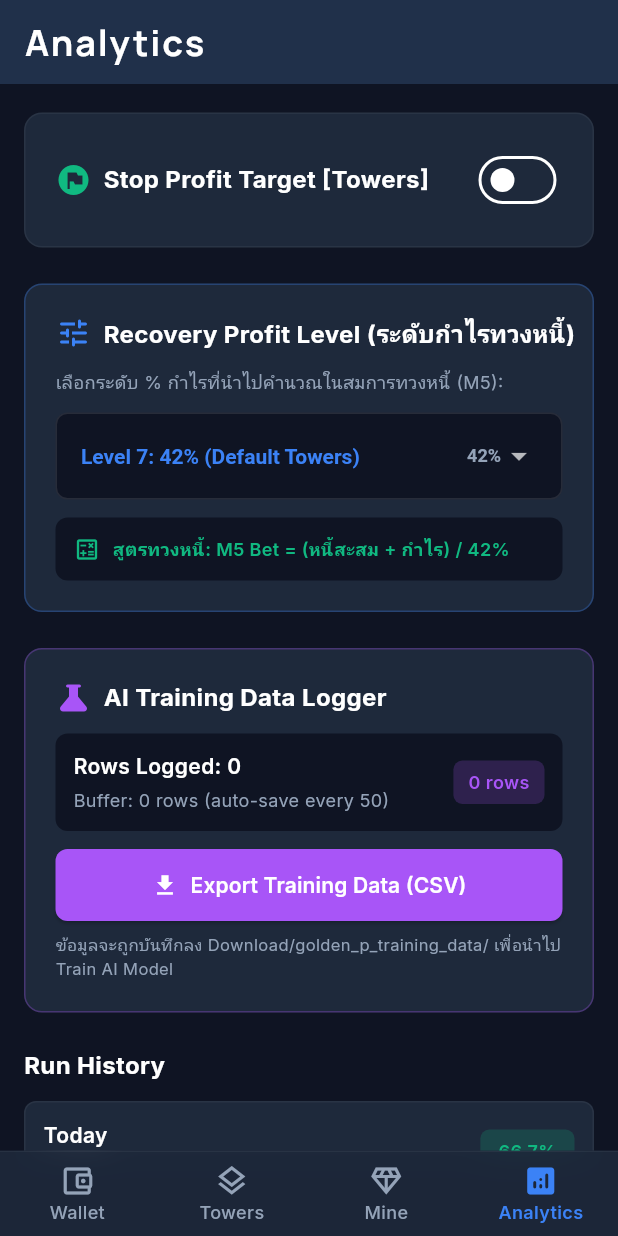
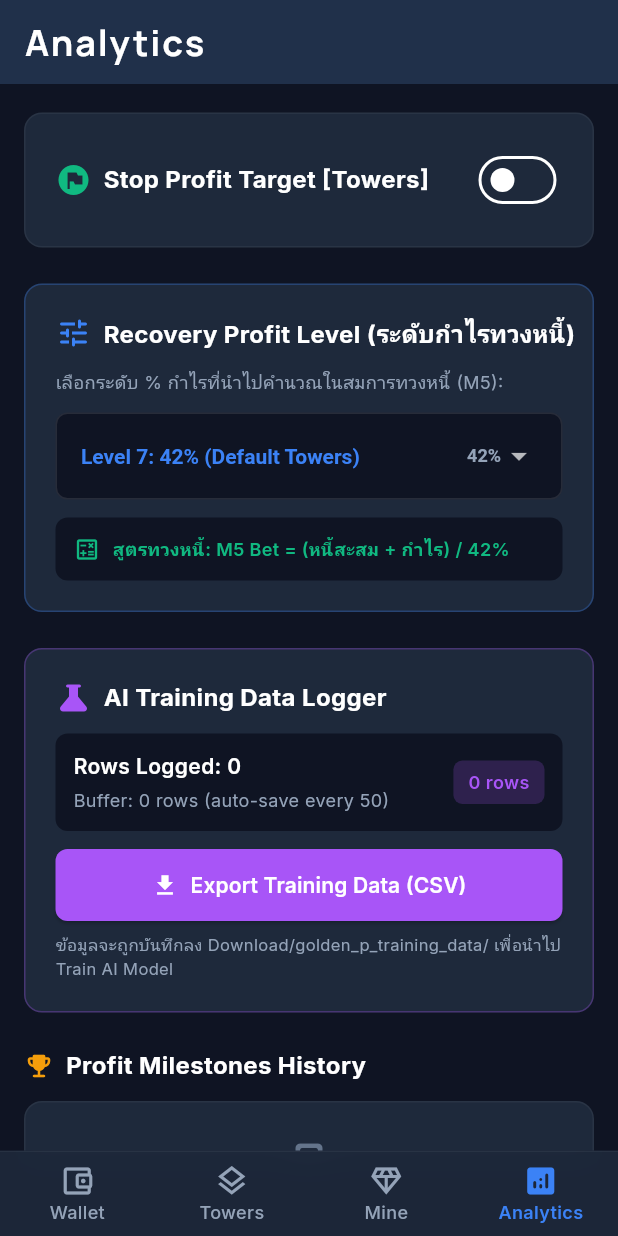
Before and after one commit to jacknailsly-gif/golden_p, a Flutter app: the screen it shows after launch, item 4 of the bottom bar chosen, scrolled down 576 dp, on a phone screen of 412 x 824 dp. Run offline on Flutter 3.47's test engine with Material 3 defaults, Android fonts, the phone set to English and light mode, and no system bars; our stand-ins replace flutter_riverpod, flutter_secure_storage, google_fonts, shared_preferences, socket_io_client; missing offline and left inert: flutter_inappwebview, flutter_windowmanager_plus, tflite_flutter; network calls fail; statements that could not run were skipped.

Commit message:
feat(analytics): replace mock Run History with real Profit Milestones History in English

```diff
--- /dev/null
+++ b/lib/models/stop_profit_milestone.dart
@@ -0,0 +1,47 @@
+import 'package:golden_p/models/game_mode.dart';
+
+/// Represents a recorded Take-Profit milestone session when the bot hits its profit target.
+class StopProfitMilestoneRecord {
+  final DateTime timestamp;
+  final GameMode mode;
+  final double pnlPercent;
+  final double targetPercent;
+  final double endingBalance;
+  final int breakMinutes;
+  final DateTime resumeTime;
+
+  StopProfitMilestoneRecord({
+    required this.timestamp,
+    required this.mode,
+    required this.pnlPercent,
+    required this.targetPercent,
+    required this.endingBalance,
+    required this.breakMinutes,
+    required this.resumeTime,
+  });
+
+  Map<String, dynamic> toJson() => {
+        'timestamp': timestamp.toIso8601String(),
+        'mode': mode.name,
+        'pnlPercent': pnlPercent,
+        'targetPercent': targetPercent,
+        'endingBalance': endingBalance,
+        'breakMinutes': breakMinutes,
+        'resumeTime': resumeTime.toIso8601String(),
+      };
+
+  factory StopProfitMilestoneRecord.fromJson(Map<String, dynamic> json) {
+    return StopProfitMilestoneRecord(
+      timestamp: DateTime.tryParse(json['timestamp']?.toString() ?? '') ?? DateTime.now(),
+      mode: GameMode.values.firstWhere(
+        (m) => m.name == json['mode'],
+        orElse: () => GameMode.towers,
+      ),
+      pnlPercent: (json['pnlPercent'] as num?)?.toDouble() ?? 0.0,
+      targetPercent: (json['targetPercent'] as num?)?.toDouble() ?? 0.0,
+      endingBalance: (json['endingBalance'] as num?)?.toDouble() ?? 0.0,
+      breakMinutes: (json['breakMinutes'] as num?)?.toInt() ?? 0,
+      resumeTime: DateTime.tryParse(json['resumeTime']?.toString() ?? '') ?? DateTime.now(),
+    );
+  }
+}
--- a/lib/views/tabs/analytics_tab_view.dart
+++ b/lib/views/tabs/analytics_tab_view.dart
@@ -3,6 +3,7 @@ import 'package:provider/provider.dart';
 import '../../models/game_mode.dart';
 import '../../viewmodels/sequence_analyzer_viewmodel.dart';
 import '../../viewmodels/overlay_buttons_viewmodel.dart';
+import '../../models/stop_profit_milestone.dart';
 
 class AnalyticsTabView extends StatefulWidget {
   const AnalyticsTabView({super.key});
@@ -81,7 +82,7 @@ class _AnalyticsTabViewState extends State<AnalyticsTabView> {
               const SizedBox(height: 24),
               _buildTrainingDataSection(overlayVM),
               const SizedBox(height: 24),
-              _buildHistorySection(),
+              _buildProfitMilestonesSection(overlayVM),
             ],
           ),
         ),
@@ -605,77 +606,162 @@ class _AnalyticsTabViewState extends State<AnalyticsTabView> {
     );
   }
 
-  Widget _buildHistorySection() {
-    final history = [
-      {'date': 'Today', 'predictions': 12, 'wins': 8, 'winRate': '66.7%'},
-      {'date': 'Yesterday', 'predictions': 18, 'wins': 13, 'winRate': '72.2%'},
-      {'date': 'Last 7 Days', 'predictions': 95, 'wins': 68, 'winRate': '71.6%'},
-      {'date': 'Last 30 Days', 'predictions': 256, 'wins': 175, 'winRate': '68.4%'},
-    ];
+  Widget _buildProfitMilestonesSection(OverlayButtonsViewModel overlayVM) {
+    final milestones = overlayVM.profitMilestones;
 
     return Column(
       crossAxisAlignment: CrossAxisAlignment.start,
       children: [
-        const Text(
-          'Run History',
+        Row(
+          mainAxisAlignment: MainAxisAlignment.spaceBetween,
+          children: [
+            const Row(
+              children: [
+                Icon(Icons.emoji_events_rounded, color: Color(0xFFF59E0B), size: 20),
+                SizedBox(width: 8),
+                Text(
+                  'Profit Milestones History',
                   style: TextStyle(
                     color: Colors.white,
                     fontSize: 16,
                     fontWeight: FontWeight.bold,
                   ),
                 ),
+              ],
+            ),
+            if (milestones.isNotEmpty)
+              IconButton(
+                icon: const Icon(Icons.delete_outline, color: Color(0xFF94A3B8), size: 20),
+                tooltip: 'Clear Milestones History',
+                onPressed: () => overlayVM.clearProfitMilestones(),
+              ),
+          ],
+        ),
         const SizedBox(height: 12),
-        ...history.map((item) {
-          return Container(
-            margin: const EdgeInsets.only(bottom: 8),
-            padding: const EdgeInsets.all(12),
+        if (milestones.isEmpty)
+          Container(
+            width: double.infinity,
+            padding: const EdgeInsets.symmetric(vertical: 24, horizontal: 16),
             decoration: BoxDecoration(
               color: const Color(0xFF1E293B),
-              borderRadius: BorderRadius.circular(8),
+              borderRadius: BorderRadius.circular(12),
               border: Border.all(
                 color: Colors.white.withValues(alpha: 0.05),
               ),
             ),
-            child: Row(
+            child: const Column(
+              children: [
+                Icon(Icons.hourglass_empty_rounded, color: Color(0xFF64748B), size: 36),
+                SizedBox(height: 8),
+                Text(
+                  'No Profit Milestones Yet',
+                  style: TextStyle(
+                    color: Colors.white70,
+                    fontWeight: FontWeight.w600,
+                    fontSize: 14,
+                  ),
+                ),
+                SizedBox(height: 4),
+                Text(
+                  'Sessions reaching Take-Profit target will be recorded here automatically.',
+                  textAlign: TextAlign.center,
+                  style: TextStyle(
+                    color: Color(0xFF94A3B8),
+                    fontSize: 12,
+                  ),
+                ),
+              ],
+            ),
+          )
+        else
+          ...milestones.map((item) {
+            final String timeStr = '${item.timestamp.hour.toString().padLeft(2, '0')}:${item.timestamp.minute.toString().padLeft(2, '0')}';
+            final String dateStr = '${item.timestamp.day.toString().padLeft(2, '0')}/${item.timestamp.month.toString().padLeft(2, '0')}/${item.timestamp.year}';
+            final String resumeTimeStr = '${item.resumeTime.hour.toString().padLeft(2, '0')}:${item.resumeTime.minute.toString().padLeft(2, '0')}';
+            final String modeName = item.mode.displayName;
+            final bool isTowers = item.mode == GameMode.towers;
+
+            return Container(
+              margin: const EdgeInsets.only(bottom: 10),
+              padding: const EdgeInsets.all(14),
+              decoration: BoxDecoration(
+                color: const Color(0xFF1E293B),
+                borderRadius: BorderRadius.circular(10),
+                border: Border.all(
+                  color: const Color(0xFF10B981).withValues(alpha: 0.25),
+                ),
+              ),
+              child: Column(
+                crossAxisAlignment: CrossAxisAlignment.start,
+                children: [
+                  Row(
                     mainAxisAlignment: MainAxisAlignment.spaceBetween,
                     children: [
-                Column(
-                  crossAxisAlignment: CrossAxisAlignment.start,
+                      Row(
+                        children: [
+                          Icon(
+                            isTowers ? Icons.account_balance_rounded : Icons.grid_view_rounded,
+                            color: isTowers ? const Color(0xFF60A5FA) : const Color(0xFFFBBF24),
+                            size: 16,
+                          ),
+                          const SizedBox(width: 6),
+                          Text(
+                            modeName,
+                            style: const TextStyle(
+                              color: Colors.white,
+                              fontWeight: FontWeight.bold,
+                              fontSize: 14,
+                            ),
+                          ),
+                          const SizedBox(width: 8),
+                          Text(
+                            '$dateStr • $timeStr',
+                            style: const TextStyle(
+                              color: Color(0xFF94A3B8),
+                              fontSize: 11,
+                            ),
+                          ),
+                        ],
+                      ),
+                      Container(
+                        padding: const EdgeInsets.symmetric(horizontal: 10, vertical: 4),
+                        decoration: BoxDecoration(
+                          color: const Color(0xFF10B981).withValues(alpha: 0.2),
+                          borderRadius: BorderRadius.circular(6),
+                        ),
+                        child: Text(
+                          '+${item.pnlPercent.toStringAsFixed(2)}% 🎯',
+                          style: const TextStyle(
+                            color: Color(0xFF10B981),
+                            fontWeight: FontWeight.bold,
+                            fontSize: 13,
+                          ),
+                        ),
+                      ),
+                    ],
+                  ),
+                  const SizedBox(height: 8),
+                  const Divider(color: Colors.white10, height: 1),
+                  const SizedBox(height: 8),
+                  Row(
+                    mainAxisAlignment: MainAxisAlignment.spaceBetween,
                     children: [
                       Text(
-                      item['date'] as String,
+                        'Ending Balance: ${item.endingBalance.toStringAsFixed(4)}',
                         style: const TextStyle(
-                        color: Colors.white,
-                        fontWeight: FontWeight.w600,
+                          color: Color(0xFFCBD5E1),
+                          fontSize: 12,
+                          fontWeight: FontWeight.w500,
                         ),
                       ),
-                    const SizedBox(height: 4),
                       Text(
-                      '${item['predictions']} predictions • ${item['wins']} wins',
+                        'Break: ${item.breakMinutes} mins (Resumes $resumeTimeStr)',
                         style: const TextStyle(
                           color: Color(0xFF94A3B8),
                           fontSize: 12,
                         ),
                       ),
                     ],
-                ),
-                Container(
-                  padding: const EdgeInsets.symmetric(
-                    horizontal: 12,
-                    vertical: 6,
-                  ),
-                  decoration: BoxDecoration(
-                    color: const Color(0xFF10B981).withValues(alpha: 0.2),
-                    borderRadius: BorderRadius.circular(6),
-                  ),
-                  child: Text(
-                    item['winRate'] as String,
-                    style: const TextStyle(
-                      color: Color(0xFF10B981),
-                      fontWeight: FontWeight.w600,
-                      fontSize: 12,
-                    ),
-                  ),
                   ),
                 ],
               ),
```
Also changed, not shown: lib/viewmodels/overlay_buttons_viewmodel.dart (+49 -0 lines), 1 other file. Lines whose indentation alone changed are shown as unchanged.
